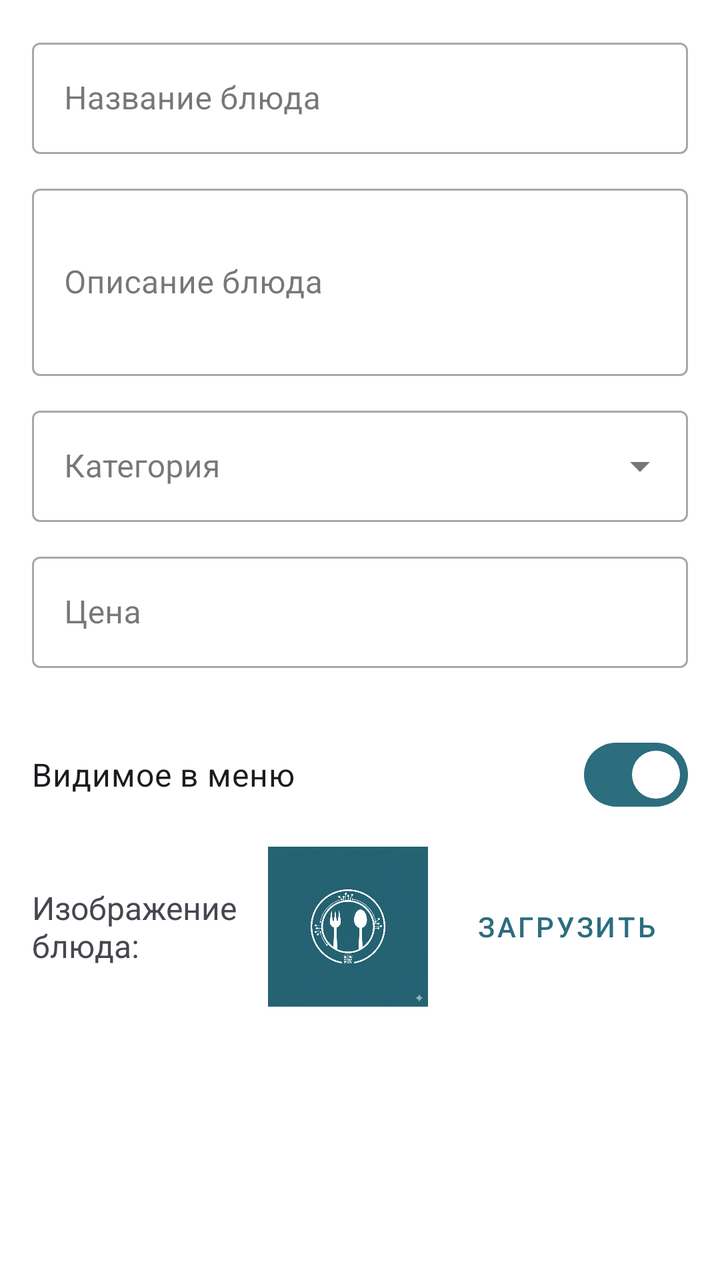
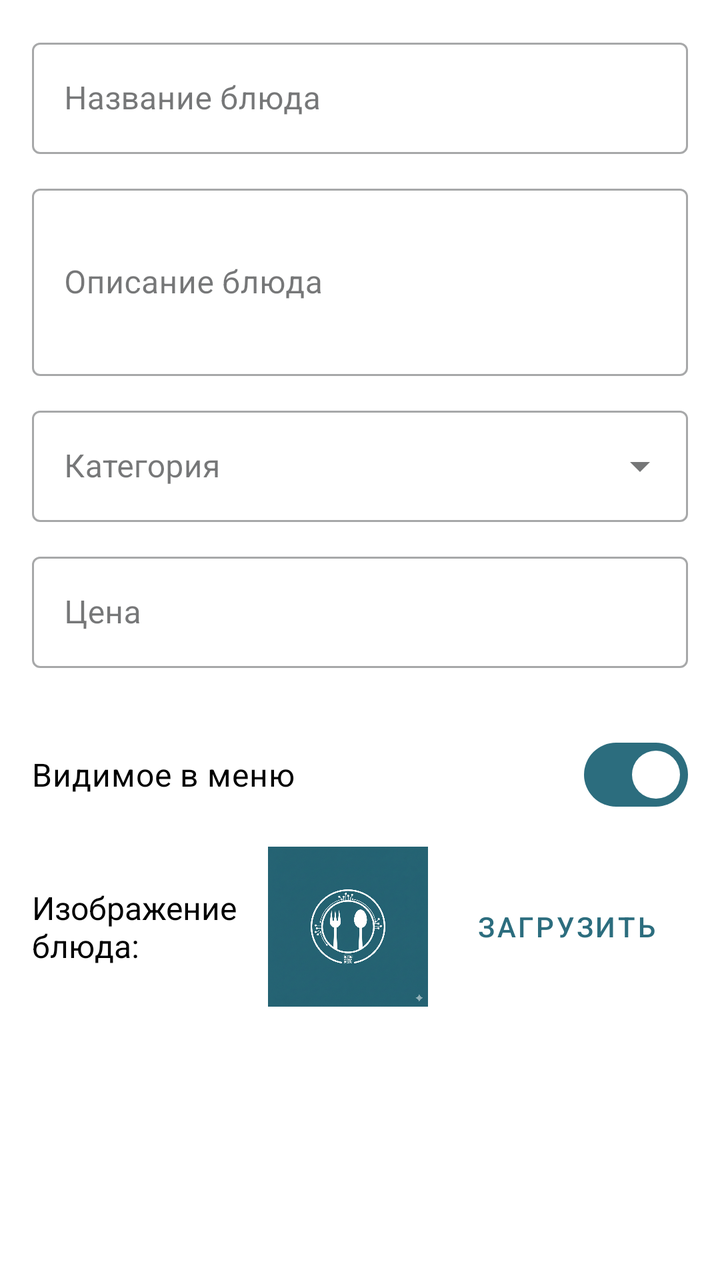

Before-and-after screenshots of an Android layout around one commit, followed by the original layout XML and the change that was made.
<!-- AndroidManifest.xml: application theme Theme.DishKit -->
<!-- res/layout/dialog_add_edit_dish.xml -->
<?xml version="1.0" encoding="utf-8"?>
<LinearLayout xmlns:android="http://schemas.android.com/apk/res/android"
    xmlns:app="http://schemas.android.com/apk/res-auto"
    android:layout_width="match_parent"
    android:layout_height="wrap_content"
    xmlns:tools="http://schemas.android.com/tools"
    android:orientation="vertical"
    android:padding="16dp">

    <com.google.android.material.textfield.TextInputLayout
        android:id="@+id/dialogDishNameInputLayout"
        style="@style/Widget.MaterialComponents.TextInputLayout.OutlinedBox"
        android:layout_width="match_parent"
        android:layout_height="wrap_content"
        android:hint="Название блюда"
        android:layout_marginBottom="12dp">
        <com.google.android.material.textfield.TextInputEditText
            android:id="@+id/dialogDishNameEditText"
            android:layout_width="match_parent"
            android:layout_height="wrap_content"
            android:inputType="textCapWords" />
    </com.google.android.material.textfield.TextInputLayout>

    <com.google.android.material.textfield.TextInputLayout
        android:id="@+id/dialogDishDescriptionInputLayout"
        style="@style/Widget.MaterialComponents.TextInputLayout.OutlinedBox"
        android:layout_width="match_parent"
        android:layout_height="wrap_content"
        android:hint="Описание блюда"
        android:layout_marginBottom="12dp">
        <com.google.android.material.textfield.TextInputEditText
            android:id="@+id/dialogDishDescriptionEditText"
            android:layout_width="match_parent"
            android:layout_height="wrap_content"
            android:inputType="textMultiLine"
            android:lines="3" />
    </com.google.android.material.textfield.TextInputLayout>

    <com.google.android.material.textfield.TextInputLayout
        android:id="@+id/dialogDishCategoryInputLayout"
        style="@style/Widget.MaterialComponents.TextInputLayout.OutlinedBox.ExposedDropdownMenu"
        android:layout_width="match_parent"
        android:layout_height="wrap_content"
        android:hint="Категория"
        android:layout_marginBottom="12dp">
        <AutoCompleteTextView
            android:id="@+id/dialogDishCategoryAutoCompleteTextView"
            android:layout_width="match_parent"
            android:layout_height="wrap_content"
            android:inputType="none"
            tools:ignore="LabelFor" />
    </com.google.android.material.textfield.TextInputLayout>

    <com.google.android.material.textfield.TextInputLayout
        android:id="@+id/dialogDishPriceInputLayout"
        style="@style/Widget.MaterialComponents.TextInputLayout.OutlinedBox"
        android:layout_width="match_parent"
        android:layout_height="wrap_content"
        android:hint="Цена"
        android:layout_marginBottom="12dp">
        <com.google.android.material.textfield.TextInputEditText
            android:id="@+id/dialogDishPriceEditText"
            android:layout_width="match_parent"
            android:layout_height="wrap_content"
            android:inputType="numberDecimal" />
    </com.google.android.material.textfield.TextInputLayout>

    <com.google.android.material.textfield.TextInputLayout
        android:id="@+id/dialogDishOrderInputLayout"
        style="@style/Widget.MaterialComponents.TextInputLayout.OutlinedBox"
        android:layout_width="match_parent"
        android:layout_height="wrap_content"
        android:hint="Порядок"
        android:layout_marginBottom="12dp">
        <com.google.android.material.textfield.TextInputEditText
            android:id="@+id/dialogDishOrderEditText"
            android:layout_width="match_parent"
            android:layout_height="wrap_content"
            android:inputType="number"
            android:visibility="gone"/>
    </com.google.android.material.textfield.TextInputLayout>

    <com.google.android.material.materialswitch.MaterialSwitch
        android:id="@+id/dialogDishVisibleSwitch"
        android:layout_width="match_parent"
        android:layout_height="wrap_content"
        android:text="Видимое в меню"
        android:checked="true"
        android:textSize="16sp"
        android:paddingVertical="8dp"
        android:layout_marginBottom="12dp"/>

    <LinearLayout
        android:layout_width="match_parent"
        android:layout_height="wrap_content"
        android:orientation="horizontal"
        android:gravity="center_vertical"
        android:layout_marginBottom="12dp">
        <TextView
            android:layout_width="0dp"
            android:layout_height="wrap_content"
            android:layout_weight="1"
            android:text="Изображение блюда:"
            android:textSize="16sp" />
        <ImageView
            android:id="@+id/dialogDishImagePreview"
            android:layout_width="80dp"
            android:layout_height="80dp"
            android:scaleType="centerInside"
            android:src="@drawable/ic_logo"
            android:contentDescription="Предпросмотр изображения блюда"
            android:layout_marginEnd="8dp"/>
        <Button
            android:id="@+id/dialogUploadDishImageButton"
            style="@style/Widget.MaterialComponents.Button.OutlinedButton"
            android:layout_width="wrap_content"
            android:layout_height="wrap_content"
            android:text="Загрузить"/>
    </LinearLayout>

</LinearLayout>
<!-- resources referenced by this layout -->
<resources>
  <style name="Theme.DishKit" parent="Base.Theme.DishKit" />
  <color name="md_theme_primary">@color/logo_primary_teal</color>
  <color name="md_theme_onPrimary">@color/logo_on_primary_white</color>
  <color name="md_theme_primaryContainer">#CCE8EF</color>
  <color name="md_theme_onPrimaryContainer">#1F4E5A</color>
  <color name="md_theme_secondary">#4D7C8A</color>
  <color name="md_theme_onSecondary">@color/white</color>
  <color name="md_theme_secondaryContainer">#D0EFF4</color>
  <color name="md_theme_onSecondaryContainer">#093C44</color>
  <color name="md_theme_background">#FFFFFF</color>
  <color name="md_theme_onBackground">#1A1C1E</color>
  <color name="md_theme_surface">#FFFFFF</color>
  <color name="md_theme_onSurface">#1A1C1E</color>
  <color name="md_theme_surfaceVariant">#EEF2F4</color>
  <color name="md_theme_onSurfaceVariant">#41474D</color>
  <color name="md_theme_outline">#D2D2D2</color>
  <color name="md_theme_outlineVariant">#EBEBEB</color>
  <color name="md_theme_error">#BA1A1A</color>
  <color name="md_theme_onError">@color/white</color>
  <color name="md_theme_errorContainer">#FFDAD6</color>
  <color name="md_theme_onErrorContainer">#410002</color>
  <color name="logo_primary_teal">#2C6D7E</color>
  <color name="logo_on_primary_white">#FFFFFF</color>
  <color name="white">#FFFFFFFF</color>
  <!-- unchanged entries left out for length: 2 -->
</resources>

<!-- the commit's change to res/layout/dialog_add_edit_dish.xml (unified diff, before → after) -->
@@ -18,6 +18,7 @@
             android:id="@+id/dialogDishNameEditText"
             android:layout_width="match_parent"
             android:layout_height="wrap_content"
+            android:textColor="@color/black"
             android:inputType="textCapWords" />
     </com.google.android.material.textfield.TextInputLayout>
 
@@ -33,6 +34,7 @@
             android:layout_width="match_parent"
             android:layout_height="wrap_content"
             android:inputType="textMultiLine"
+            android:textColor="@color/black"
             android:lines="3" />
     </com.google.android.material.textfield.TextInputLayout>
 
@@ -48,6 +50,7 @@
             android:layout_width="match_parent"
             android:layout_height="wrap_content"
             android:inputType="none"
+            android:textColor="@color/black"
             tools:ignore="LabelFor" />
     </com.google.android.material.textfield.TextInputLayout>
 
@@ -62,6 +65,7 @@
             android:id="@+id/dialogDishPriceEditText"
             android:layout_width="match_parent"
             android:layout_height="wrap_content"
+            android:textColor="@color/black"
             android:inputType="numberDecimal" />
     </com.google.android.material.textfield.TextInputLayout>
 
@@ -77,6 +81,7 @@
             android:layout_width="match_parent"
             android:layout_height="wrap_content"
             android:inputType="number"
+            android:textColor="@color/black"
             android:visibility="gone"/>
     </com.google.android.material.textfield.TextInputLayout>
 
@@ -86,6 +91,7 @@
         android:layout_height="wrap_content"
         android:text="Видимое в меню"
         android:checked="true"
+        android:textColor="@color/black"
         android:textSize="16sp"
         android:paddingVertical="8dp"
         android:layout_marginBottom="12dp"/>
@@ -101,6 +107,7 @@
             android:layout_height="wrap_content"
             android:layout_weight="1"
             android:text="Изображение блюда:"
+            android:textColor="@color/black"
             android:textSize="16sp" />
         <ImageView
             android:id="@+id/dialogDishImagePreview"
<!-- resource entries referenced after the edit -->
@@ -1,5 +1,6 @@
 <!-- resources referenced by this layout -->
 <resources>
+  <color name="black">#FF000000</color>
   <style name="Theme.DishKit" parent="Base.Theme.DishKit" />
   <color name="md_theme_primary">@color/logo_primary_teal</color>
   <color name="md_theme_onPrimary">@color/logo_on_primary_white</color>
